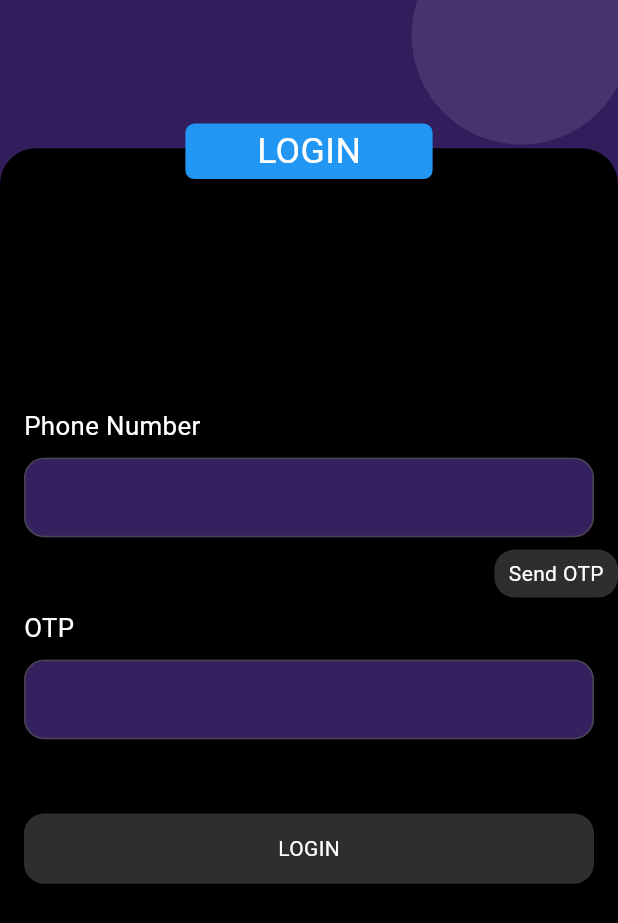
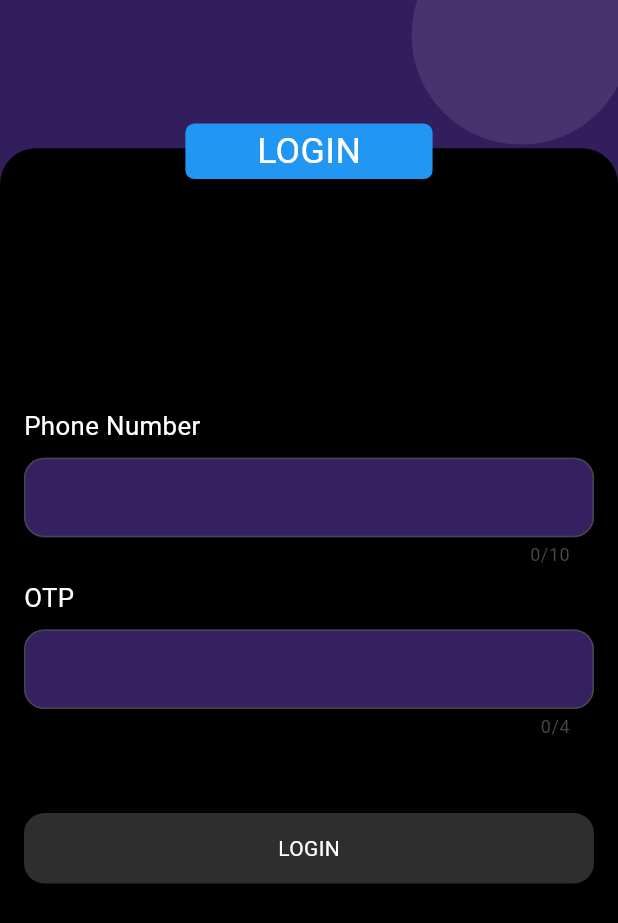
Before and after one commit to sangavi19sree/login-firebase, a Flutter app: the screen it shows after launch, on a phone screen of 412 x 824 dp. Shown: the top 923 px of the screen. Run offline on Flutter 3.47's test engine with Material 3 defaults, Android fonts, the phone set to English and light mode, and no system bars; our stand-ins replace firebase_core, flutter_svg, get, responsive_sizer; accounts and stored records are empty.

Commit message:
Login- hardcode

```diff
--- a/lib/features/login/presentation/pages/login_page.dart
+++ b/lib/features/login/presentation/pages/login_page.dart
@@ -3,7 +3,6 @@ import 'package:flutter/services.dart';
 import 'package:get/get.dart';
 import 'package:login_firebase/features/login/presentation/controller/login_controller.dart';
 import 'package:login_firebase/features/login/presentation/widgets/custom_textfield.dart';
-import 'package:login_firebase/shared/app_routes.dart';
 import 'package:responsive_sizer/responsive_sizer.dart';
 
 class LoginPage extends GetView<LoginController> {
@@ -26,6 +25,7 @@ class LoginPage extends GetView<LoginController> {
                           borderRadius: BorderRadius.only(
                               topRight: Radius.circular(20.sp),
                               topLeft: Radius.circular(20.sp))),
+                      child: SingleChildScrollView(
                         child: Column(spacing: 1.h, children: [
                           SizedBox(height: 20.h),
                           CustomTextfield(
@@ -33,30 +33,13 @@ class LoginPage extends GetView<LoginController> {
                               controller: controller.mobileNumber,
                               textInputAction: TextInputAction.next,
                               keyboardType: TextInputType.number,
+                              maxLength: 10,
                               inputFormatters: [
                                 FilteringTextInputFormatter.digitsOnly
                               ]),
-                        Align(
-                          alignment: Alignment.centerRight,
-                          child: InkWell(
-                              onTap: () {
-                                controller.sendOTP();
-                              },
-                              child: Container(
-                                  width: 20.w,
-                                  padding: EdgeInsets.symmetric(
-                                      vertical: 10.sp, horizontal: 10.sp),
-                                  decoration: BoxDecoration(
-                                      color: Color(0xFF2E2E2E),
-                                      borderRadius:
-                                          BorderRadius.circular(15.sp)),
-                                  child: Center(
-                                      child: Text("Send OTP",
-                                          style: TextStyle(
-                                              color: Colors.white))))),
-                        ),
                           CustomTextfield(
                             label: "OTP",
+                            maxLength: 4,
                             controller: controller.otp,
                             textInputAction: TextInputAction.next,
                             keyboardType: TextInputType.phone,
@@ -69,7 +52,7 @@ class LoginPage extends GetView<LoginController> {
                                 vertical: 5.h, horizontal: 16),
                             child: InkWell(
                                 onTap: () {
-                                Get.toNamed(AppRoute.plugin);
+                                  controller.login();
                                 },
                                 child: Container(
                                     width: double.infinity,
@@ -84,7 +67,8 @@ class LoginPage extends GetView<LoginController> {
                                             style: TextStyle(
                                                 color: Colors.white))))),
                           )
-                      ])))),
+                        ]),
+                      )))),
           Positioned(
               top: -6.h,
               right: -2.w,
```
Also changed, not shown: lib/features/login/presentation/controller/login_controller.dart (+19 -11 lines). Lines whose indentation alone changed are shown as unchanged.
